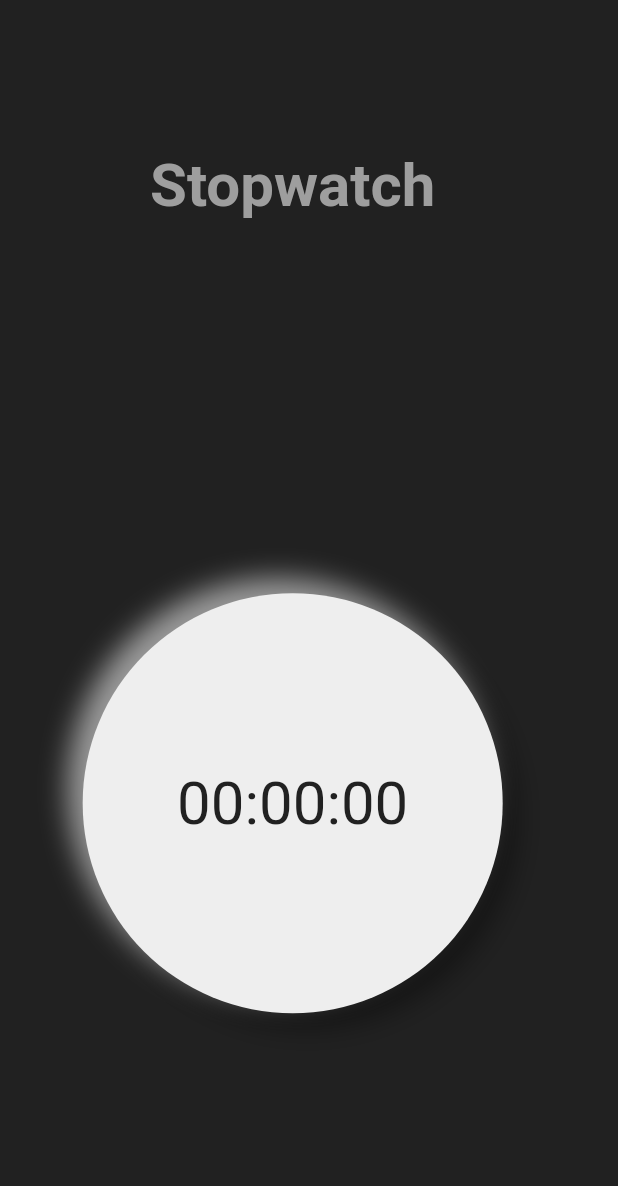
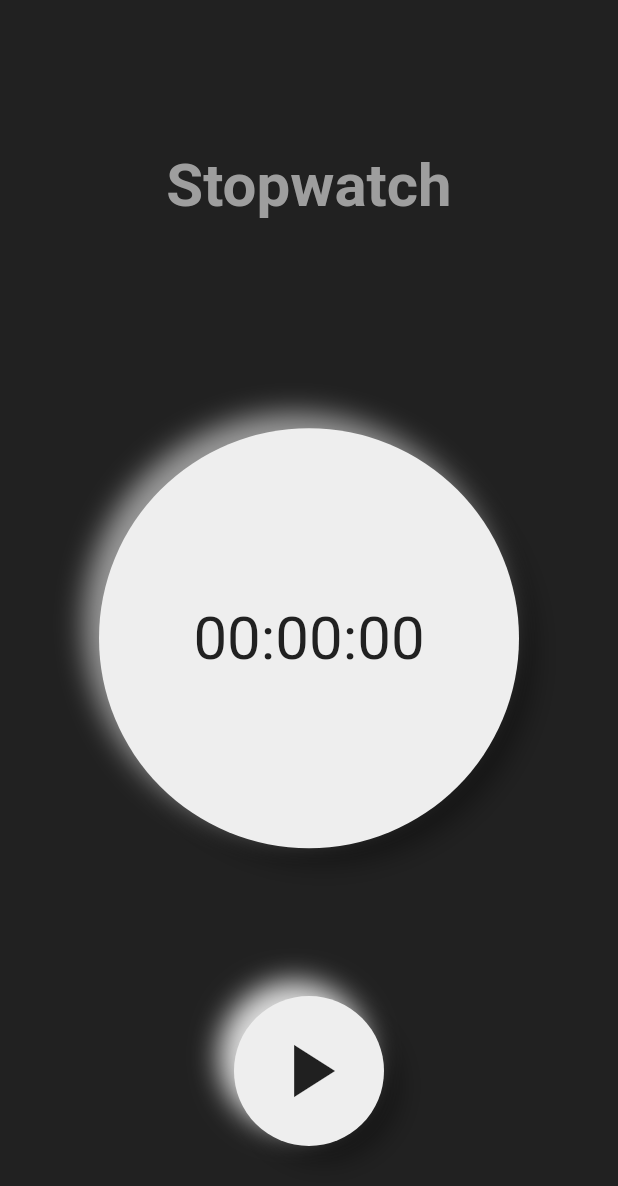
Before and after one commit to JasonKK/BOM-frontend, a Flutter app: the TimerPage screen opened directly, on a phone screen of 412 x 824 dp. Shown: the top 1186 px of the screen. Run offline on Flutter 3.47's test engine with Material 2 defaults, Android fonts, the phone set to English and light mode, and no system bars; missing offline and left inert: simple_timer.

Commit message:
Add Timer_play button

```diff
--- a/lib/view/timer_view.dart
+++ b/lib/view/timer_view.dart
@@ -58,6 +58,37 @@ class _TimerPageState extends State<TimerPage> {
                     )
                   ])),
         ),
+        Padding(
+            padding: const EdgeInsets.symmetric(horizontal: 10, vertical: 60),
+            child: Row(
+                mainAxisAlignment: MainAxisAlignment.center,
+                children: <Widget>[
+                  FlatButton(
+                      onPressed: () {},
+                      child: Container(
+                        height: 100,
+                        width: 100,
+                        decoration: BoxDecoration(
+                          color: Colors.grey.shade200,
+                          shape: BoxShape.circle,
+                          boxShadow: [
+                            BoxShadow(
+                                offset: Offset(10, 10),
+                                color: Colors.black38,
+                                blurRadius: 15),
+                            BoxShadow(
+                                offset: Offset(-10, -10),
+                                color: Colors.white.withOpacity(0.85),
+                                blurRadius: 15)
+                          ],
+                        ),
+                        child: Icon(
+                            stopwatch.isRunning
+                                ? Icons.pause
+                                : Icons.play_arrow,
+                            size: 60),
+                      )),
+                ]))
       ]),
     );
   }
```
